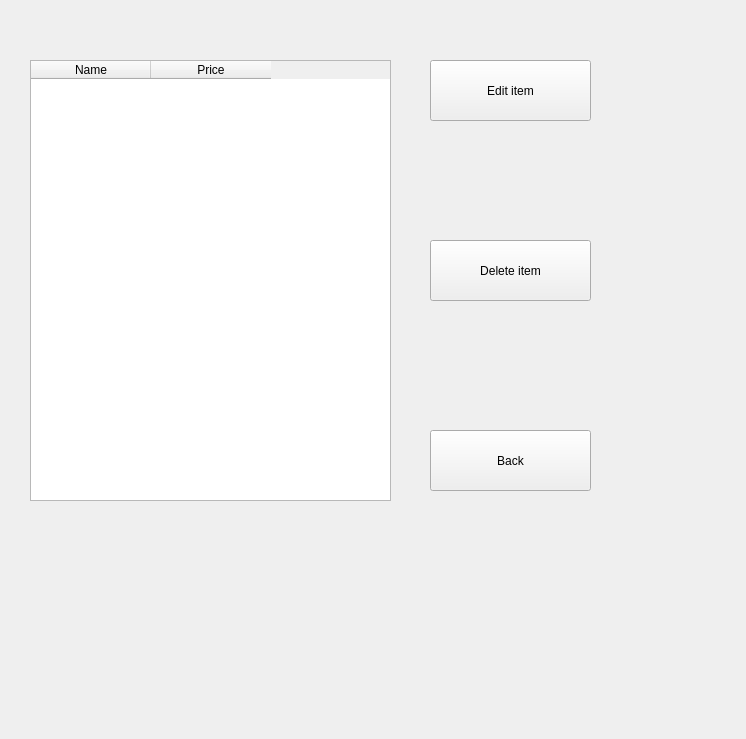
Qt form edit_item_table.ui (renderedSafe/Geedunk2) before a commit.
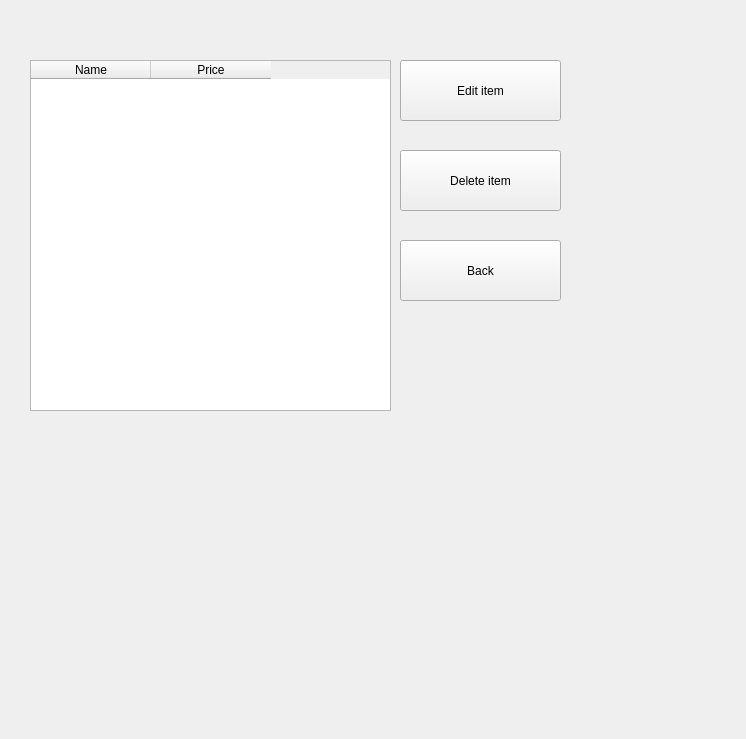
The same form after that commit.

Diff of the .ui file:
```diff
--- a/edit_item_table.ui
+++ b/edit_item_table.ui
@@ -19,7 +19,7 @@
      <x>30</x>
      <y>60</y>
      <width>361</width>
-     <height>441</height>
+     <height>351</height>
     </rect>
    </property>
    <property name="editTriggers">
@@ -51,7 +51,7 @@
   <widget class="QPushButton" name="pushButton_edit">
    <property name="geometry">
     <rect>
-     <x>430</x>
+     <x>400</x>
      <y>60</y>
      <width>161</width>
      <height>61</height>
@@ -64,8 +64,8 @@
   <widget class="QPushButton" name="pushButton_delete">
    <property name="geometry">
     <rect>
-     <x>430</x>
-     <y>240</y>
+     <x>400</x>
+     <y>150</y>
      <width>161</width>
      <height>61</height>
     </rect>
@@ -77,8 +77,8 @@
   <widget class="QPushButton" name="pushButton_back">
    <property name="geometry">
     <rect>
-     <x>430</x>
-     <y>430</y>
+     <x>400</x>
+     <y>240</y>
      <width>161</width>
      <height>61</height>
     </rect>
```
